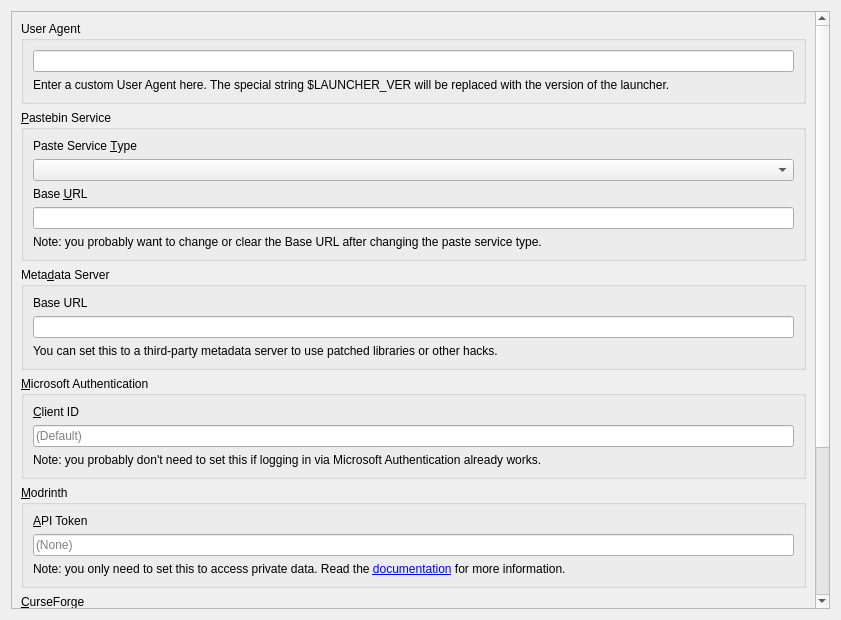
FreesmTeam/FreesmLauncher, file launcher/ui/pages/global/APIPage.ui: the form before one commit.
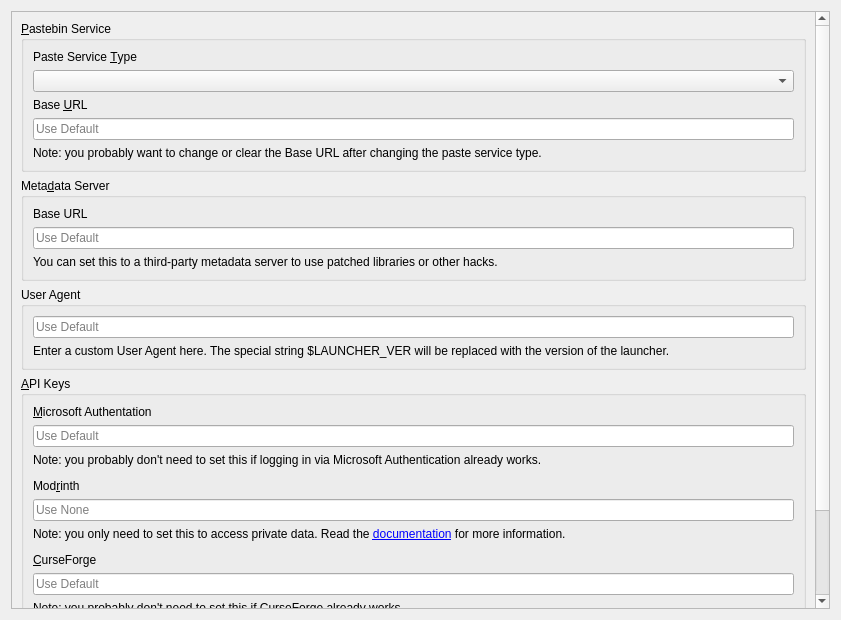
The form after the commit.

Commit message: Make Services page nicer

Diff of the .ui file:
```diff
--- a/launcher/ui/pages/global/APIPage.ui
+++ b/launcher/ui/pages/global/APIPage.ui
@@ -20,40 +20,12 @@
       <property name="geometry">
        <rect>
         <x>0</x>
-        <y>-342</y>
-        <width>804</width>
-        <height>946</height>
+        <y>-270</y>
+        <width>807</width>
+        <height>870</height>
        </rect>
       </property>
       <layout class="QVBoxLayout" name="verticalLayout">
-       <item>
-        <widget class="QGroupBox" name="groupBox_ua">
-         <property name="minimumSize">
-          <size>
-           <width>0</width>
-           <height>0</height>
-          </size>
-         </property>
-         <property name="title">
-          <string>User Agent</string>
-         </property>
-         <layout class="QVBoxLayout" name="verticalLayout_7">
-          <item>
-           <widget class="QLineEdit" name="userAgentLineEdit"/>
-          </item>
-          <item>
-           <widget class="QLabel" name="userAgentLabel">
-            <property name="text">
-             <string>Enter a custom User Agent here. The special string $LAUNCHER_VER will be replaced with the version of the launcher.</string>
-            </property>
-            <property name="wordWrap">
-             <bool>true</bool>
-            </property>
-           </widget>
-          </item>
-         </layout>
-        </widget>
-       </item>
        <item>
         <widget class="QGroupBox" name="groupBox_paste">
          <property name="title">
@@ -86,7 +58,7 @@
           <item>
            <widget class="QLineEdit" name="baseURLEntry">
             <property name="placeholderText">
-             <string/>
+             <string>Use Default</string>
             </property>
             <property name="clearButtonEnabled">
              <bool>true</bool>
@@ -128,7 +100,7 @@
           <item>
            <widget class="QLineEdit" name="metaURL">
             <property name="placeholderText">
-             <string/>
+             <string>Use Default</string>
             </property>
            </widget>
           </item>
@@ -151,16 +123,48 @@
          </layout>
         </widget>
        </item>
+       <item>
+        <widget class="QGroupBox" name="groupBox_ua">
+         <property name="minimumSize">
+          <size>
+           <width>0</width>
+           <height>0</height>
+          </size>
+         </property>
+         <property name="title">
+          <string>User Agent</string>
+         </property>
+         <layout class="QVBoxLayout" name="verticalLayout_7">
+          <item>
+           <widget class="QLineEdit" name="userAgentLineEdit">
+            <property name="placeholderText">
+             <string>Use Default</string>
+            </property>
+           </widget>
+          </item>
+          <item>
+           <widget class="QLabel" name="userAgentLabel">
+            <property name="text">
+             <string>Enter a custom User Agent here. The special string $LAUNCHER_VER will be replaced with the version of the launcher.</string>
+            </property>
+            <property name="wordWrap">
+             <bool>true</bool>
+            </property>
+           </widget>
+          </item>
+         </layout>
+        </widget>
+       </item>
        <item>
         <widget class="QGroupBox" name="groupBox_msa">
          <property name="title">
-          <string>&amp;Microsoft Authentication</string>
+          <string>&amp;API Keys</string>
          </property>
          <layout class="QVBoxLayout" name="verticalLayout_4">
           <item>
            <widget class="QLabel" name="msaClientIDLabel">
             <property name="text">
-             <string>&amp;Client ID</string>
+             <string>&amp;Microsoft Authentation</string>
             </property>
             <property name="textFormat">
              <enum>Qt::RichText</enum>
@@ -179,7 +183,7 @@
           <item>
            <widget class="QLineEdit" name="msaClientID">
             <property name="placeholderText">
-             <string>(Default)</string>
+             <string>Use Default</string>
             </property>
            </widget>
           </item>
@@ -196,32 +200,23 @@
             </property>
            </widget>
           </item>
-         </layout>
-        </widget>
-       </item>
-       <item>
-        <widget class="QGroupBox" name="groupBox_modrinth">
-         <property name="enabled">
-          <bool>true</bool>
-         </property>
-         <property name="title">
-          <string>&amp;Modrinth</string>
-         </property>
-         <layout class="QGridLayout" name="gridLayout">
-          <item row="2" column="0">
-           <widget class="QLineEdit" name="modrinthToken">
-            <property name="enabled">
-             <bool>true</bool>
+          <item>
+           <spacer name="verticalSpacer">
+            <property name="sizeType">
+             <enum>QSizePolicy::Fixed</enum>
             </property>
-            <property name="placeholderText">
-             <string>(None)</string>
+            <property name="sizeHint" stdset="0">
+             <size>
+              <width>0</width>
+              <height>6</height>
+             </size>
             </property>
-           </widget>
+           </spacer>
           </item>
-          <item row="0" column="0">
+          <item>
            <widget class="QLabel" name="modrinthTokenLabel">
             <property name="text">
-             <string>&amp;API Token</string>
+             <string>Mod&amp;rinth</string>
             </property>
             <property name="textFormat">
              <enum>Qt::RichText</enum>
@@ -237,7 +232,17 @@
             </property>
            </widget>
           </item>
-          <item row="3" column="0">
+          <item>
+           <widget class="QLineEdit" name="modrinthToken">
+            <property name="enabled">
+             <bool>true</bool>
+            </property>
+            <property name="placeholderText">
+             <string>Use None</string>
+            </property>
+           </widget>
+          </item>
+          <item>
            <widget class="QLabel" name="label_8">
             <property name="text">
              <string>&lt;html&gt;&lt;head/&gt;&lt;body&gt;&lt;p&gt;Note: you only need to set this to access private data. Read the &lt;a href=&quot;https://docs.modrinth.com/api/#authentication&quot;&gt;documentation&lt;/a&gt; for more information.&lt;/p&gt;&lt;/body&gt;&lt;/html&gt;</string>
@@ -250,32 +255,23 @@
             </property>
            </widget>
           </item>
-         </layout>
-        </widget>
-       </item>
-       <item>
-        <widget class="QGroupBox" name="groupBox_flame">
-         <property name="enabled">
-          <bool>true</bool>
-         </property>
-         <property name="title">
-          <string>&amp;CurseForge</string>
-         </property>
-         <layout class="QGridLayout" name="gridLayout_2">
-          <item row="2" column="0">
-           <widget class="QLineEdit" name="flameKey">
-            <property name="enabled">
-             <bool>true</bool>
+          <item>
+           <spacer name="verticalSpacer_4">
+            <property name="sizeType">
+             <enum>QSizePolicy::Fixed</enum>
             </property>
-            <property name="placeholderText">
-             <string>(Default)</string>
+            <property name="sizeHint" stdset="0">
+             <size>
+              <width>0</width>
+              <height>6</height>
+             </size>
             </property>
-           </widget>
+           </spacer>
           </item>
-          <item row="1" column="0">
+          <item>
            <widget class="QLabel" name="flameKeyLabel">
             <property name="text">
-             <string>API &amp;Key</string>
+             <string>&amp;CurseForge</string>
             </property>
             <property name="textFormat">
              <enum>Qt::RichText</enum>
@@ -291,7 +287,17 @@
             </property>
            </widget>
           </item>
-          <item row="3" column="0">
+          <item>
+           <widget class="QLineEdit" name="flameKey">
+            <property name="enabled">
+             <bool>true</bool>
+            </property>
+            <property name="placeholderText">
+             <string>Use Default</string>
+            </property>
+           </widget>
+          </item>
+          <item>
            <widget class="QLabel" name="label_10">
             <property name="text">
              <string>Note: you probably don't need to set this if CurseForge already works.</string>
@@ -301,15 +307,19 @@
             </property>
            </widget>
           </item>
-         </layout>
-        </widget>
-       </item>
-       <item>
-        <widget class="QGroupBox" name="groupBox">
-         <property name="title">
-          <string>Technic</string>
-         </property>
-         <layout class="QVBoxLayout" name="verticalLayout_9">
+          <item>
+           <spacer name="verticalSpacer_3">
+            <property name="sizeType">
+             <enum>QSizePolicy::Fixed</enum>
+            </property>
+            <property name="sizeHint" stdset="0">
+             <size>
+              <width>0</width>
+              <height>6</height>
+             </size>
+            </property>
+           </spacer>
+          </item>
           <item>
            <widget class="QLabel" name="label_12">
             <property name="text">
```
Left out of the diff: 7 changed lines with no effect on the pictures. The commit also changes 1 other file.
